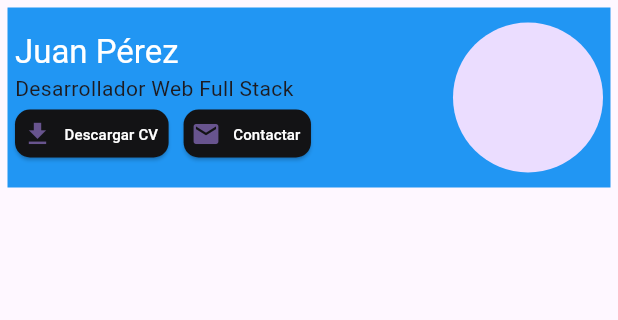
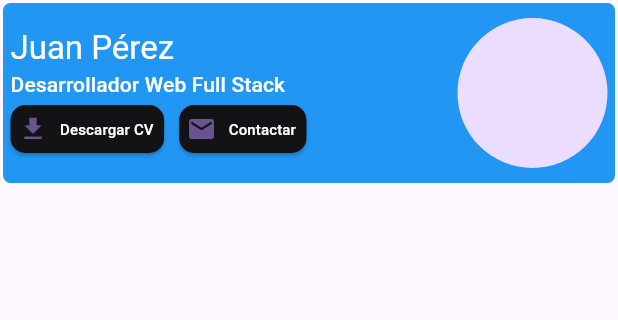
Before and after one commit to JhonaCodes/cv_hub, a Flutter app: the screen it shows after launch, on a phone screen of 412 x 824 dp, the part 84-404 px from its top. Run offline on Flutter 3.47's test engine with Material 3 defaults, Android fonts, the phone set to English and light mode, and no system bars.

Commit message:
Few tweaks

```diff
--- a/lib/ui/layout/main_layout.dart
+++ b/lib/ui/layout/main_layout.dart
@@ -13,7 +13,7 @@ class MainLayout extends StatelessWidget {
           backgroundColor: Colors.blue,
         ),
         body: Padding(
-          padding: const EdgeInsets.all(5.0),
+          padding: const EdgeInsets.all(2.0),
           child: child,
         )
     );
--- a/lib/ui/screen/home.dart
+++ b/lib/ui/screen/home.dart
@@ -11,8 +11,11 @@ class StandardCV extends StatelessWidget {
         Container(
           height: 120,
           width: double.infinity,
-          color: Colors.blue,
-          padding: EdgeInsets.all(5),
+          padding: const EdgeInsets.all(5),
+          decoration: BoxDecoration(
+            borderRadius: BorderRadius.circular(5),
+            color: Colors.blue,
+          ),
           child: Row(
             mainAxisAlignment: MainAxisAlignment.spaceBetween,
             children: [
@@ -22,7 +25,7 @@ class StandardCV extends StatelessWidget {
                 mainAxisSize: MainAxisSize.min,
                 children: [
                   Text("Juan Pérez", style: Theme.of(context).textTheme.titleLarge?.copyWith(color: Colors.white),),
-                  Text("Desarrollador Web Full Stack"),
+                  Text("Desarrollador Web Full Stack", style: Theme.of(context).textTheme.labelLarge?.copyWith(color: Colors.white), ),
                   Row(
                     mainAxisSize: MainAxisSize.min,
                     children: [
```
